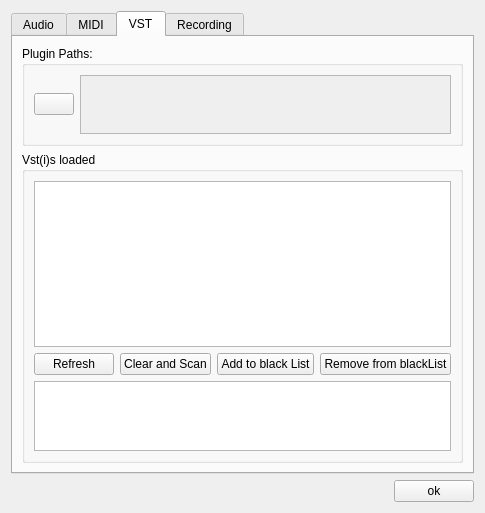
Above: src/Common/gui/PreferencesDialog.ui from elieserdejesus/JamTaba before the change. Below: the same form after it.
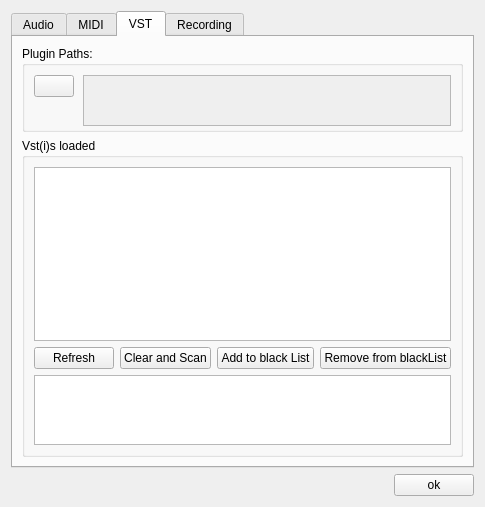
That is the form after the change.

Commit message: Refactoring PreferencesDialog close #244

What changed in the file:
```diff
--- a/src/Common/gui/PreferencesDialog.ui
+++ b/src/Common/gui/PreferencesDialog.ui
@@ -7,7 +7,7 @@
     <x>0</x>
     <y>0</y>
     <width>480</width>
-    <height>513</height>
+    <height>507</height>
    </rect>
   </property>
   <property name="windowTitle">
@@ -276,10 +276,13 @@
       </layout>
      </widget>
      <widget class="QWidget" name="tabVST">
+      <property name="styleSheet">
+       <string notr="true"/>
+      </property>
       <attribute name="title">
        <string>VST</string>
       </attribute>
-      <layout class="QGridLayout" name="gridLayout_3">
+      <layout class="QGridLayout" name="gridLayout_3" rowstretch="0,0">
        <item row="1" column="0">
         <widget class="QGroupBox" name="groupBoxVst">
          <property name="title">
@@ -300,22 +303,9 @@
            </widget>
           </item>
           <item>
-           <widget class="QWidget" name="widget_2" native="true">
-            <layout class="QHBoxLayout" name="horizontalLayout_2">
-             <property name="leftMargin">
-              <number>0</number>
-             </property>
-             <property name="topMargin">
-              <number>0</number>
-             </property>
-             <property name="rightMargin">
-              <number>0</number>
-             </property>
-             <property name="bottomMargin">
-              <number>0</number>
-             </property>
+           <layout class="QHBoxLayout" name="buttonsLayout">
              <item>
-              <widget class="QPushButton" name="ButtonVst_Refresh">
+             <widget class="QPushButton" name="buttonVstRefresh">
                <property name="toolTip">
                 <string>Scan only new plugins</string>
                </property>
@@ -335,21 +325,20 @@
               </widget>
              </item>
              <item>
-              <widget class="QPushButton" name="ButtonVST_AddToBlackList">
+             <widget class="QPushButton" name="buttonAddVstToBlackList">
                <property name="text">
                 <string>Add to black List</string>
                </property>
               </widget>
              </item>
              <item>
-              <widget class="QPushButton" name="ButtonVST_RemFromBlkList">
+             <widget class="QPushButton" name="buttonRemoveVstFromBlackList">
                <property name="text">
                 <string>Remove from blackList</string>
                </property>
               </widget>
              </item>
             </layout>
-           </widget>
           </item>
           <item>
            <widget class="QPlainTextEdit" name="blackListWidget">
@@ -373,29 +362,26 @@
        <item row="0" column="0">
         <widget class="QGroupBox" name="groupBoxPaths">
          <property name="sizePolicy">
-          <sizepolicy hsizetype="Preferred" vsizetype="Preferred">
+          <sizepolicy hsizetype="MinimumExpanding" vsizetype="Maximum">
            <horstretch>0</horstretch>
            <verstretch>0</verstretch>
           </sizepolicy>
          </property>
-         <property name="minimumSize">
-          <size>
-           <width>0</width>
-           <height>100</height>
-          </size>
-         </property>
          <property name="maximumSize">
           <size>
            <width>16777215</width>
-           <height>100</height>
+           <height>120</height>
           </size>
          </property>
+         <property name="styleSheet">
+          <string notr="true"/>
+         </property>
          <property name="title">
           <string>Plugin Paths:</string>
          </property>
          <layout class="QHBoxLayout" name="horizontalLayout">
           <property name="spacing">
-           <number>6</number>
+           <number>9</number>
           </property>
           <property name="leftMargin">
            <number>9</number>
@@ -407,10 +393,16 @@
            <number>9</number>
           </property>
           <property name="bottomMargin">
-           <number>9</number>
+           <number>3</number>
           </property>
-          <item>
+          <item alignment="Qt::AlignTop">
            <widget class="QPushButton" name="buttonAddVstScanFolder">
+            <property name="sizePolicy">
+             <sizepolicy hsizetype="Minimum" vsizetype="MinimumExpanding">
+              <horstretch>0</horstretch>
+              <verstretch>0</verstretch>
+             </sizepolicy>
+            </property>
             <property name="toolTip">
              <string>Add a new folder to scan ...</string>
             </property>
@@ -419,8 +411,20 @@
             </property>
            </widget>
           </item>
-          <item>
+          <item alignment="Qt::AlignTop">
            <widget class="QScrollArea" name="scrollArea">
+            <property name="sizePolicy">
+             <sizepolicy hsizetype="Expanding" vsizetype="Expanding">
+              <horstretch>0</horstretch>
+              <verstretch>0</verstretch>
+             </sizepolicy>
+            </property>
+            <property name="minimumSize">
+             <size>
+              <width>0</width>
+              <height>50</height>
+             </size>
+            </property>
             <property name="widgetResizable">
              <bool>true</bool>
             </property>
@@ -429,13 +433,25 @@
               <rect>
                <x>0</x>
                <y>0</y>
-               <width>378</width>
-               <height>65</height>
+               <width>375</width>
+               <height>45</height>
               </rect>
              </property>
+             <property name="sizePolicy">
+              <sizepolicy hsizetype="Preferred" vsizetype="Maximum">
+               <horstretch>0</horstretch>
+               <verstretch>0</verstretch>
+              </sizepolicy>
+             </property>
+             <property name="minimumSize">
+              <size>
+               <width>0</width>
+               <height>45</height>
+              </size>
+             </property>
              <layout class="QVBoxLayout" name="verticalLayout_10">
               <property name="spacing">
-               <number>3</number>
+               <number>0</number>
               </property>
               <property name="leftMargin">
                <number>6</number>
@@ -512,20 +528,7 @@
     </widget>
    </item>
    <item>
-    <widget class="QWidget" name="widgetBottom" native="true">
-     <layout class="QHBoxLayout" name="horizontalLayout_4">
-      <property name="leftMargin">
-       <number>0</number>
-      </property>
-      <property name="topMargin">
-       <number>0</number>
-      </property>
-      <property name="rightMargin">
-       <number>0</number>
-      </property>
-      <property name="bottomMargin">
-       <number>0</number>
-      </property>
+    <layout class="QHBoxLayout" name="bottomLayout">
       <item>
        <spacer name="horizontalSpacer">
         <property name="orientation">
@@ -565,7 +568,6 @@
        </widget>
       </item>
      </layout>
-    </widget>
    </item>
   </layout>
  </widget>
```
Left out of the diff: 91 changed lines with no effect on the pictures. Lines whose indentation alone changed are shown as unchanged. The commit also changes 23 other files.
